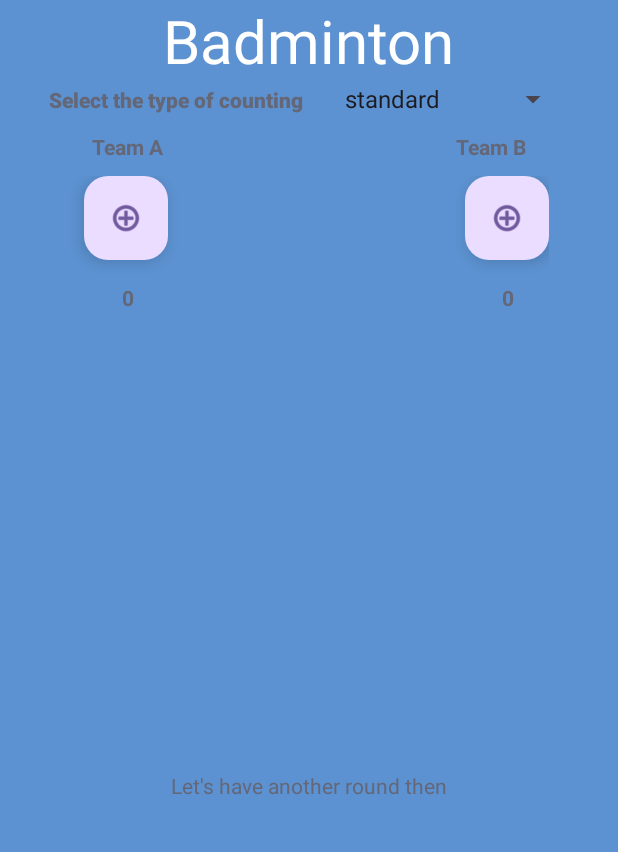
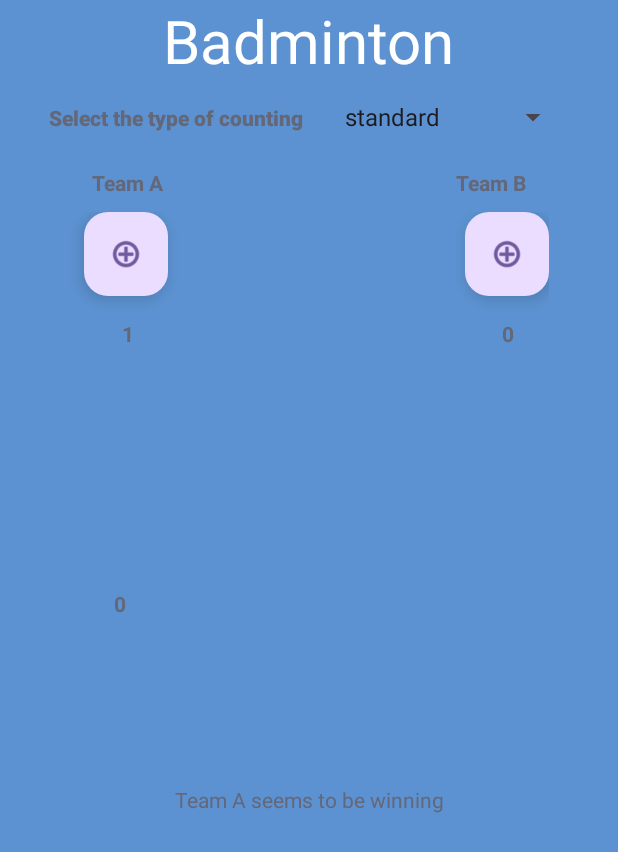
Before and after one commit to myCambrianGoonja/lab_4.1And5ScoringGameApp, an Android app: the ActualScoringActivity screen opened directly, with no data from a screen before it, after a tap on "Increasing the score by one", on a phone screen of 412 x 824 dp. Shown: the top 852 px of the screen. Run offline under Robolectric (Android 15) with nearby library versions, the phone set to English and light mode, and no system bars.

Commit message:
added different ways of scoring

```diff
--- a/app/src/main/java/com/example/scorekeeper/ActualScoringActivity.kt
+++ b/app/src/main/java/com/example/scorekeeper/ActualScoringActivity.kt
@@ -2,13 +2,15 @@ package com.example.scorekeeper
 
 import android.os.Bundle
 import android.util.Log
+import android.view.View
+import android.widget.AdapterView
 import android.widget.ArrayAdapter
 import android.widget.TextView
 import androidx.appcompat.app.AppCompatActivity
 import com.example.scorekeeper.databinding.ActivityActualScoringBinding
 import com.google.android.material.floatingactionbutton.FloatingActionButton
 
-enum class GAMESCORES(val gameName: String, val scoreRange: IntRange, val countingType: Array<String>) {
+enum class GAMESCORES(val gameName: String, var scoreRange: IntRange, val countingType: Array<String>) {
     CRICKET("Cricket", 0..300, arrayOf("standard", "sixes", "fours")),
     FOOTBALL("Football", 0..9, arrayOf("standard", "penalty")),
     BADMINTON("Badminton", 0..15, arrayOf("standard", "seven_points"))
@@ -35,7 +37,30 @@ class ActualScoringActivity : AppCompatActivity() {
             sportsName.countingType
         )
         viewBinding.typeOfCounting.adapter = countingTypesAdapter
+
+        viewBinding.typeOfCounting.onItemSelectedListener = object : AdapterView.OnItemSelectedListener {
+            override fun onItemSelected(parent: AdapterView<*>?, view: View?, position: Int, id: Long) {
+                val selectedCountingType = sportsName.countingType[position]
+                // Handle the selected counting type here
+                Log.d("Selected Counting Type", selectedCountingType)
+
+                when(selectedCountingType) {
+                    "penalty" -> {
+                        viewBinding.penaltyText.text = "Penalty"
+                        viewBinding.penaltyScoreA.text = "0"
+                        viewBinding.penaltyScoreB.text = "0"
+                    } "seven_points" -> {
+                        GAMESCORES.BADMINTON.scoreRange = 0..7
+                    }
+                }
+            }
+
+            override fun onNothingSelected(p0: AdapterView<*>?) {
+                TODO("Not yet implemented")
+            }
+        }
     }
+
 
     private fun getSportsName(): GAMESCORES {
         val importedValue = intent.getStringExtra("GAME_NAME")
@@ -46,6 +71,7 @@ class ActualScoringActivity : AppCompatActivity() {
     }
 
     private fun addingPointsForTeams(sportsName: GAMESCORES, teamName: String) {
+
         val btnTeamScore: FloatingActionButton = when (teamName) {
             "A" -> viewBinding.floatingButtonTeamA
             "B" -> viewBinding.floatingButtonTeamB
@@ -58,16 +84,35 @@ class ActualScoringActivity : AppCompatActivity() {
             else -> throw IllegalArgumentException("Invalid team name")
         }
 
+        val penaltyScore: TextView = when(teamName) {
+            "A" -> viewBinding.penaltyScoreA
+            "B" -> viewBinding.penaltyScoreB
+            else -> throw IllegalArgumentException("Invalid team name")
+        }
         var scoreValue = 0
         btnTeamScore.setOnClickListener {
-           if(sportsName.countingType.toString().compareTo("standard") == 0) {
-               scoreValue++
-               if (!sportsName.scoreRange.contains(scoreValue)) {
-                   scoreValue = 0
-               }
-           } else {
-               Log.d("counting Type", sportsName.countingType.iterator().toString())
-           }
+           val selectedValue = viewBinding.typeOfCounting.selectedItem.toString()
+
+            penaltyScore.text = "0"
+
+            when(selectedValue.toString()) {
+                "sixes" -> {
+                    scoreValue += 6
+                }
+                "fours" -> {
+                    scoreValue += 4
+                } "penalty" -> {
+                    viewBinding.penaltyText.text = "Penalty"
+                    penaltyScore.text = (penaltyScore.text.toString().toInt()+1).toString()
+                }
+                else -> {
+                    scoreValue++
+                    if (!sportsName.scoreRange.contains(scoreValue)) {
+                        scoreValue = 0
+                    }
+                }
+            }
+
             scoreBoard.text = scoreValue.toString()
             compareScores(sportsName)
         }
--- a/app/src/main/res/layout/activity_actual_scoring.xml
+++ b/app/src/main/res/layout/activity_actual_scoring.xml
@@ -37,8 +37,8 @@
         <Spinner
             android:id="@+id/type_of_counting"
             android:layout_width="match_parent"
-            android:layout_height="wrap_content"
-            android:layout_marginLeft="20sp" />
+            android:layout_height="48dp"
+            android:layout_marginLeft="20dp" />
 
     </androidx.gridlayout.widget.GridLayout>
 
@@ -75,7 +75,7 @@
     <androidx.gridlayout.widget.GridLayout
         android:id="@+id/gridLayout"
         android:layout_width="320dp"
-        android:layout_height="wrap_content"
+        android:layout_height="100sp"
         android:layout_marginHorizontal="45sp"
         app:columnCount="6"
         app:layout_constraintEnd_toEndOf="parent"
@@ -92,7 +92,7 @@
             android:layout_marginLeft="10dp"
             android:clickable="true"
             android:contentDescription="@string/increament"
-            app:layout_column="2"
+            app:layout_column="0"
             app:layout_row="1"
             app:srcCompat="@android:drawable/ic_menu_add" />
 
@@ -118,7 +118,7 @@
             android:textAlignment="center"
             android:textColor="@color/shuttle_gray"
             android:textStyle="bold"
-            app:layout_column="2"
+            app:layout_column="0"
             app:layout_row="2" />
 
         <TextView
@@ -135,6 +135,7 @@
             app:layout_row="2" />
     </androidx.gridlayout.widget.GridLayout>
 
+
     <TextView
         android:id="@+id/whosWinning"
         android:layout_width="wrap_content"
@@ -146,5 +147,48 @@
         app:layout_constraintStart_toStartOf="parent"
         app:layout_constraintTop_toBottomOf="@+id/gridLayout" />
 
+    <androidx.gridlayout.widget.GridLayout
+        android:layout_width="320dp"
+        android:layout_height="wrap_content"
+        app:layout_constraintBottom_toTopOf="@+id/whosWinning"
+        app:layout_constraintEnd_toEndOf="parent"
+        app:layout_constraintStart_toStartOf="parent"
+        app:rowCount="3"
+        app:layout_constraintTop_toBottomOf="@+id/gridLayout">
+
+        <TextView
+            android:id="@+id/penalty_text"
+            android:gravity="fill"
+            android:padding="10sp"
+            android:textColor="@color/shuttle_gray"
+            android:textStyle="bold"
+            app:layout_row="0"></TextView>
+
+        <TextView
+            android:id="@+id/penaltyScoreA"
+            android:layout_width="wrap_content"
+            android:layout_height="wrap_content"
+            android:layout_marginLeft="20dp"
+            android:paddingHorizontal="10dp"
+            android:textAlignment="center"
+            android:textColor="@color/shuttle_gray"
+            android:textStyle="bold"
+            app:layout_column="0"
+            app:layout_row="2"></TextView>
+
+        <TextView
+            android:id="@+id/penaltyScoreB"
+            android:layout_width="wrap_content"
+            android:layout_height="wrap_content"
+            android:layout_marginLeft="40dp"
+            android:paddingHorizontal="10dp"
+            android:textAlignment="center"
+            android:textColor="@color/shuttle_gray"
+            android:textStyle="bold"
+            app:layout_column="5"
+            app:layout_row="2"
+            ></TextView>
+    </androidx.gridlayout.widget.GridLayout>
+
 
 </androidx.constraintlayout.widget.ConstraintLayout>
```
